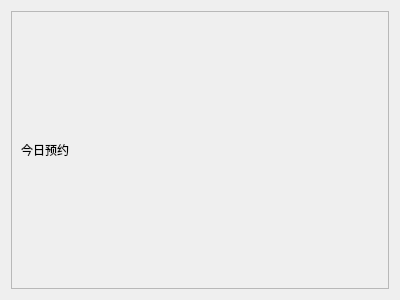
Qt form code/doctorpatientprofilewidget.ui (laonuo2004/cpp-qt-medical-system) before a commit.
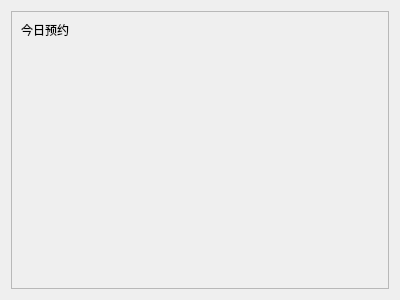
The same form after that commit.

What changed in the file:
```diff
--- a/code/doctorpatientprofilewidget.ui
+++ b/code/doctorpatientprofilewidget.ui
@@ -24,8 +24,8 @@
        <rect>
         <x>0</x>
         <y>0</y>
-        <width>376</width>
-        <height>276</height>
+        <width>380</width>
+        <height>280</height>
        </rect>
       </property>
       <layout class="QVBoxLayout" name="verticalLayout_2">
@@ -46,6 +46,19 @@
          </property>
         </layout>
        </item>
+       <item>
+        <spacer name="verticalSpacer">
+         <property name="orientation">
+          <enum>Qt::Vertical</enum>
+         </property>
+         <property name="sizeHint" stdset="0">
+          <size>
+           <width>20</width>
+           <height>40</height>
+          </size>
+         </property>
+        </spacer>
+       </item>
       </layout>
      </widget>
     </widget>
```
